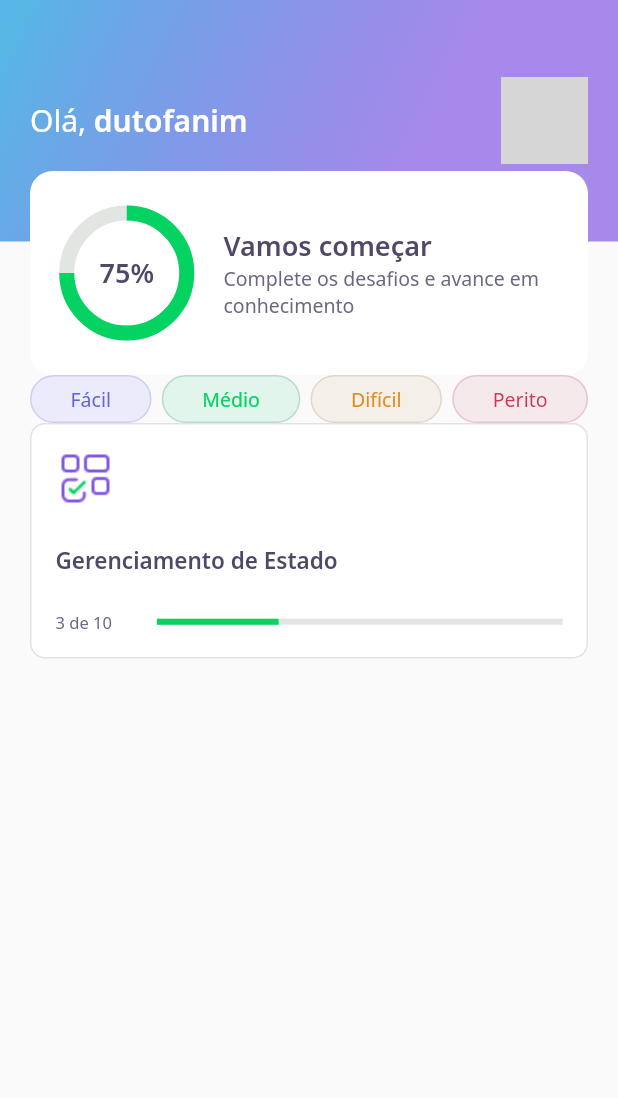
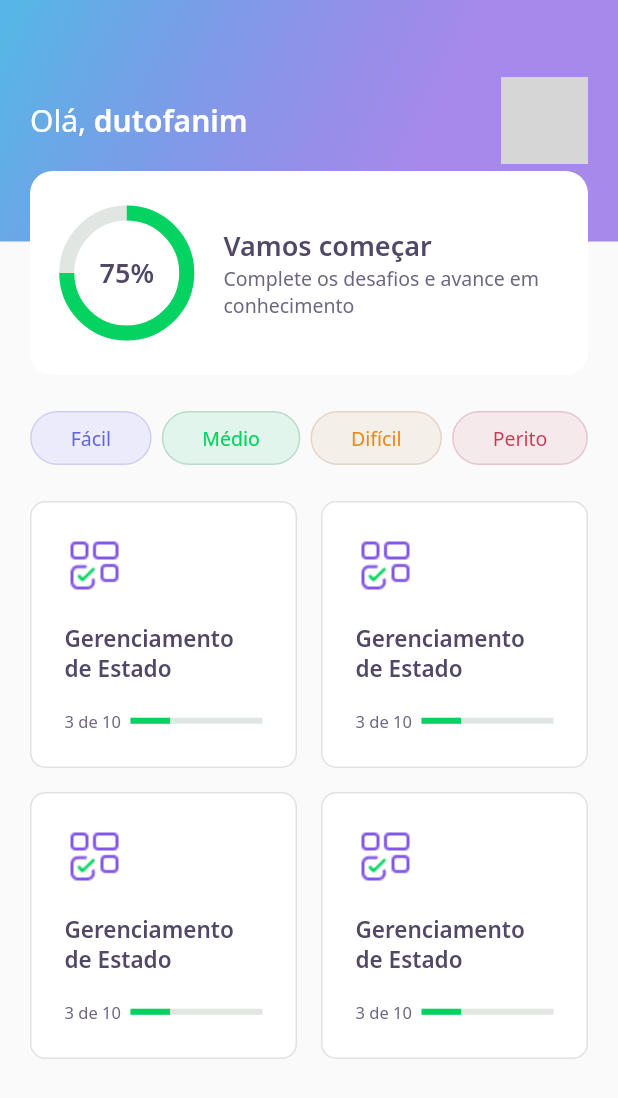
Before and after one commit to dutofanim/dev-quiz, a Flutter app: the screen it shows after launch, on a phone screen of 412 x 824 dp. Shown: the top 1098 px of the screen. Run offline on Flutter 3.47's test engine with Material 2 defaults, Android fonts, the phone set to English and light mode, and no system bars; our stand-ins replace google_fonts; network calls fail; grey boxes are pictures that could not be loaded.

Commit message:
Home page with quiz cards done

```diff
--- a/lib/home/home_page.dart
+++ b/lib/home/home_page.dart
@@ -1,9 +1,7 @@
-
 import 'package:devquiz/home/widgets/appbar/app_bar_widget.dart';
 import 'package:devquiz/home/widgets/level_button/level_button_widget.dart';
 import 'package:devquiz/home/widgets/quiz_card/quiz_card_widget.dart';
 import 'package:flutter/material.dart';
-
 
 class HomePage extends StatefulWidget {
   HomePage({Key? key}) : super(key: key);
@@ -21,7 +19,12 @@
         padding: const EdgeInsets.symmetric(horizontal: 20),
         child: Column(
           children: [
-            Row(
+            SizedBox(
+              height: 24,
+            ),
+            Padding(
+              padding: const EdgeInsets.symmetric(horizontal: 0.1),
+              child: Row(
                 mainAxisAlignment: MainAxisAlignment.spaceBetween,
                 children: [
                   LevelButtonWidget(
@@ -38,7 +41,23 @@
                   ),
                 ],
               ),
+            ),
+            SizedBox(
+              height: 24,
+            ),
+            Expanded(
+              child: GridView.count(
+                crossAxisSpacing: 16,
+                mainAxisSpacing: 16,
+                crossAxisCount: 2,
+                children: [
                   QuizCardWidget(),
+                  QuizCardWidget(),
+                  QuizCardWidget(),
+                  QuizCardWidget(),
+                ],
+              ),
+            ),
           ],
         ),
       ),
--- a/lib/home/widgets/level_button/level_button_widget.dart
+++ b/lib/home/widgets/level_button/level_button_widget.dart
@@ -48,7 +48,7 @@
         ),
       ),
       child: Padding(
-        padding: const EdgeInsets.symmetric(horizontal: 26, vertical: 6),
+        padding: const EdgeInsets.symmetric(horizontal: 26, vertical: 8),
         child: Text(
           label,
           style: GoogleFonts.notoSans(
--- a/lib/home/widgets/quiz_card/quiz_card_widget.dart
+++ b/lib/home/widgets/quiz_card/quiz_card_widget.dart
@@ -8,7 +8,7 @@
   @override
   Widget build(BuildContext context) {
     return Container(
-      padding: EdgeInsets.all(16),
+      padding: EdgeInsets.all(22),
       decoration: BoxDecoration(
         border: Border.fromBorderSide(BorderSide(color: AppColors.border)),
         color: AppColors.white,
@@ -23,19 +23,19 @@
           width: 40,
         ),
         SizedBox(
-          height: 24,
+          height: 18,
         ),
         Text(
           "Gerenciamento de Estado",
           style: AppTextStyles.heading15,
         ),
         SizedBox(
-          height: 24,
+          height: 18,
         ),
         Row(
           children: [
             Expanded(
-              flex: 1,
+              flex: 2,
               child: Text(
                 "3 de 10",
                 style: AppTextStyles.body11,
```
Lines whose indentation alone changed are shown as unchanged.
